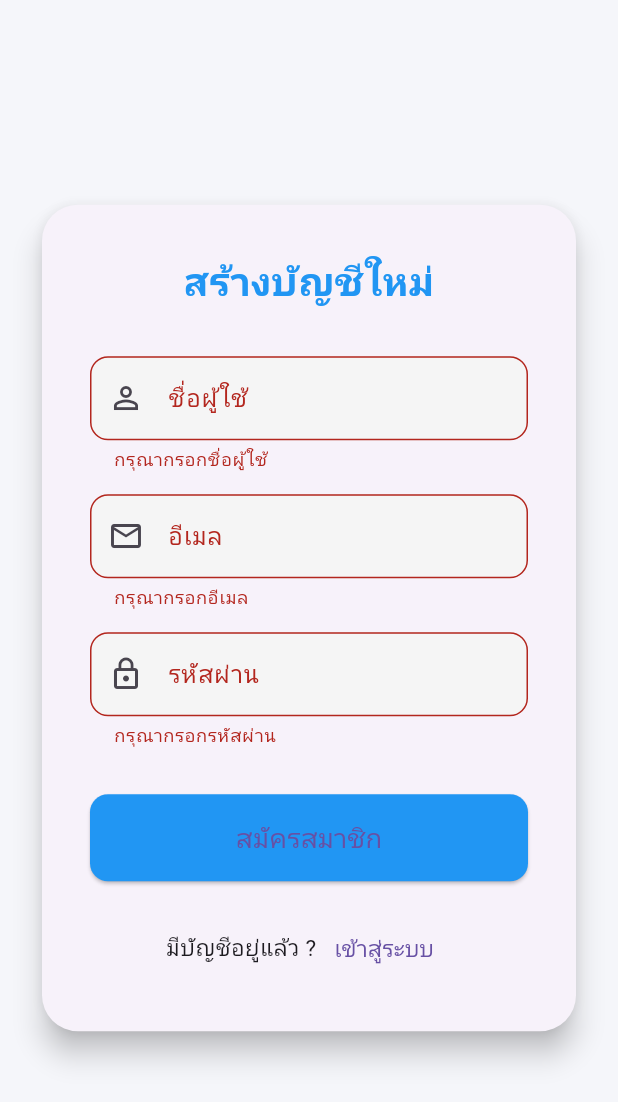
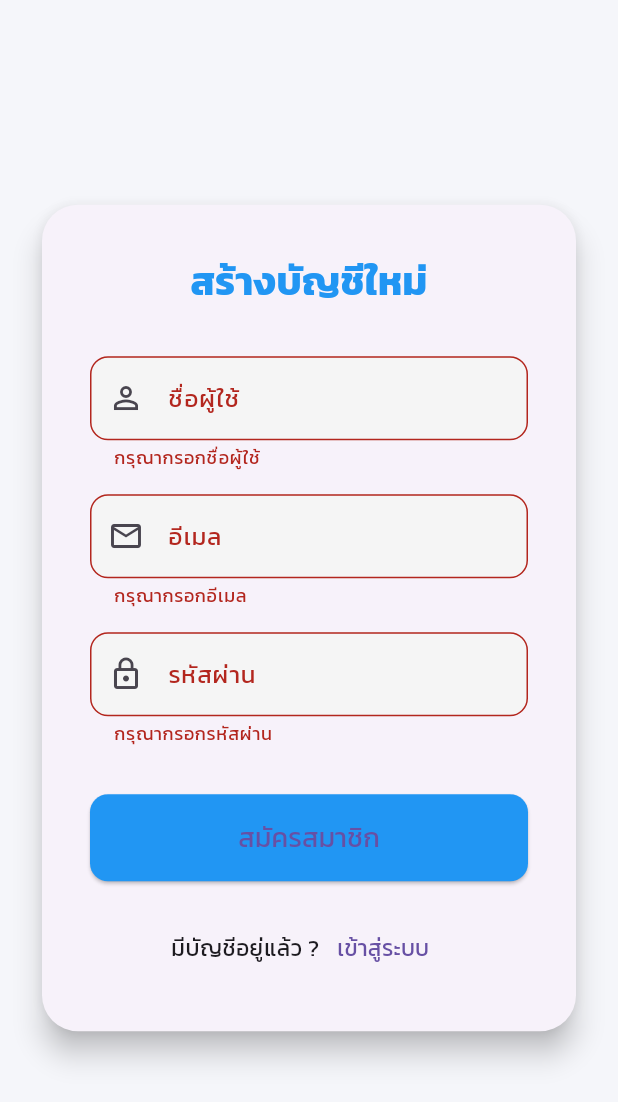
Before and after one commit to SSmikey/Flutter_todo_list, a Flutter app: the RegisterPage screen opened by its route, after a tap on "สมัครสมาชิก", on a phone screen of 412 x 824 dp. Shown: the top 1102 px of the screen. Run offline on Flutter 3.47's test engine with Material 3 defaults, Android fonts, the phone set to English and light mode, and no system bars; our stand-ins replace get, get_storage; accounts and stored records are empty.

Commit message:
conf-regis

```diff
--- a/lib/app/views/login_page.dart
+++ b/lib/app/views/login_page.dart
@@ -11,7 +11,6 @@ class LoginPage extends StatelessWidget {
     final emailCtrl = TextEditingController();
     final passwordCtrl = TextEditingController();
     final formKey = GlobalKey<FormState>();
-    bool isLoading = false;
 
     // เช็ค argument ที่ส่งมาจาก RegisterPage
     WidgetsBinding.instance.addPostFrameCallback((_) {
--- a/lib/app/views/register_page.dart
+++ b/lib/app/views/register_page.dart
@@ -140,21 +140,35 @@ class RegisterPage extends StatelessWidget {
                                 );
                               } else {
                                 Get.snackbar(
-                                  'ข้อผิดพลาด',
-                                  result['errorMessage'] ?? 'เกิดข้อผิดพลาด',
+                                  '',
+                                  '',
                                   backgroundColor: Colors.red.shade100,
-                                  colorText: Colors.red,
                                   snackPosition: SnackPosition.TOP,
+                                  messageText: Text(
+                                    result['errorMessage'] ?? 'เกิดข้อผิดพลาด',
+                                    style: const TextStyle(fontFamily: 'Kanit', color: Colors.red, fontSize: 16),
+                                  ),
+                                  titleText: const Text(
+                                    'ข้อผิดพลาด',
+                                    style: TextStyle(fontFamily: 'Kanit', color: Colors.red, fontWeight: FontWeight.bold, fontSize: 16),
+                                  ),
                                 );
                               }
                             } catch (e) {
                               Get.back(); // ปิด dialog loading กรณี error
                               Get.snackbar(
-                                'ข้อผิดพลาด',
-                                'เกิดข้อผิดพลาด: $e',
+                                '',
+                                '',
                                 backgroundColor: Colors.red.shade100,
-                                colorText: Colors.red,
                                 snackPosition: SnackPosition.TOP,
+                                messageText: Text(
+                                  'เกิดข้อผิดพลาด: ${e.toString()}',
+                                  style: const TextStyle(fontFamily: 'Kanit', color: Colors.red, fontSize: 16),
+                                ),
+                                titleText: const Text(
+                                  'ข้อผิดพลาด',
+                                  style: TextStyle(fontFamily: 'Kanit', color: Colors.red, fontWeight: FontWeight.bold, fontSize: 16),
+                                ),
                               );
                             }
                           },
--- a/pubspec.yaml
+++ b/pubspec.yaml
@@ -21,8 +21,7 @@ dev_dependencies:
 
 flutter:
   uses-material-design: true
-
-fonts:
+  fonts:
   - family: Kanit
     fonts:
       - asset: assets/fonts/Kanit-Regular.ttf
```
Also changed, not shown: lib/app/controllers/auth_controller.dart (+2 -16 lines).
